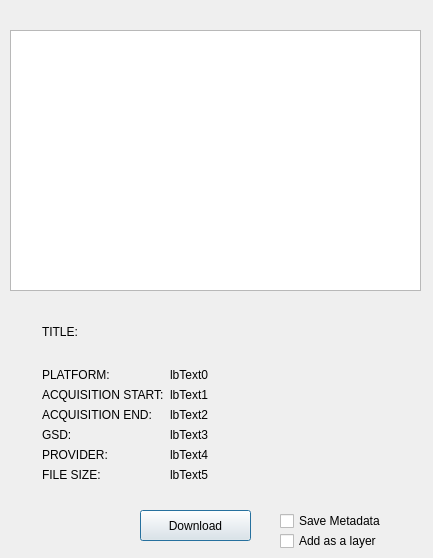
Above: gui/ui/img_browser.ui from yojiyojiyoji/oam_qgis3_express before the change. Below: the same form after it.
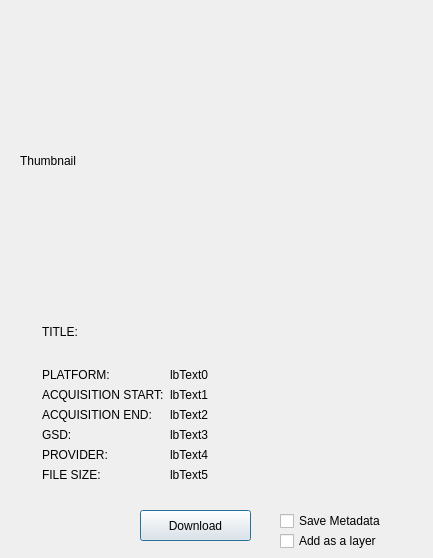
That is the form after the change.

Commit message: Enabled the display of thumbnail in image browser

Diff of the .ui file:
```diff
--- a/gui/ui/img_browser.ui
+++ b/gui/ui/img_browser.ui
@@ -18,16 +18,6 @@
   <property name="windowTitle">
    <string>Image Browser</string>
   </property>
-  <widget class="QGraphicsView" name="graphicsView">
-   <property name="geometry">
-    <rect>
-     <x>10</x>
-     <y>30</y>
-     <width>411</width>
-     <height>261</height>
-    </rect>
-   </property>
-  </widget>
   <widget class="QPushButton" name="pushButtonDownload">
    <property name="geometry">
     <rect>
@@ -204,6 +194,19 @@
     </item>
    </layout>
   </widget>
+  <widget class="QLabel" name="lbThumbnail">
+   <property name="geometry">
+    <rect>
+     <x>20</x>
+     <y>30</y>
+     <width>391</width>
+     <height>261</height>
+    </rect>
+   </property>
+   <property name="text">
+    <string>Thumbnail</string>
+   </property>
+  </widget>
  </widget>
  <resources/>
  <connections/>
```
The commit also changes 3 other files.
